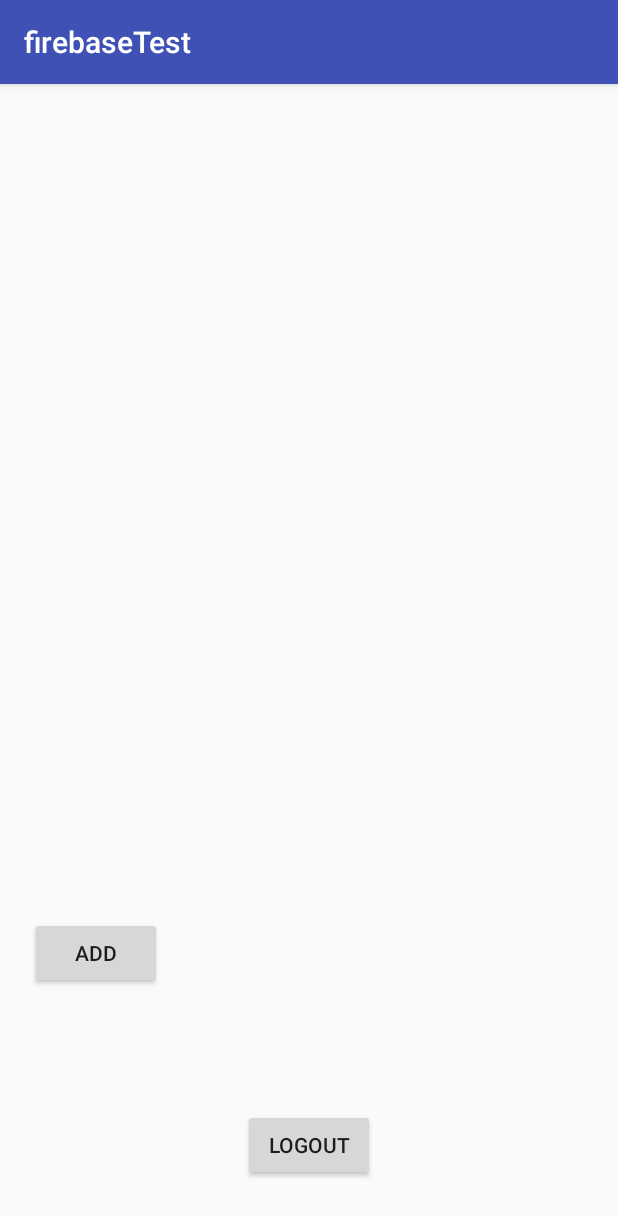
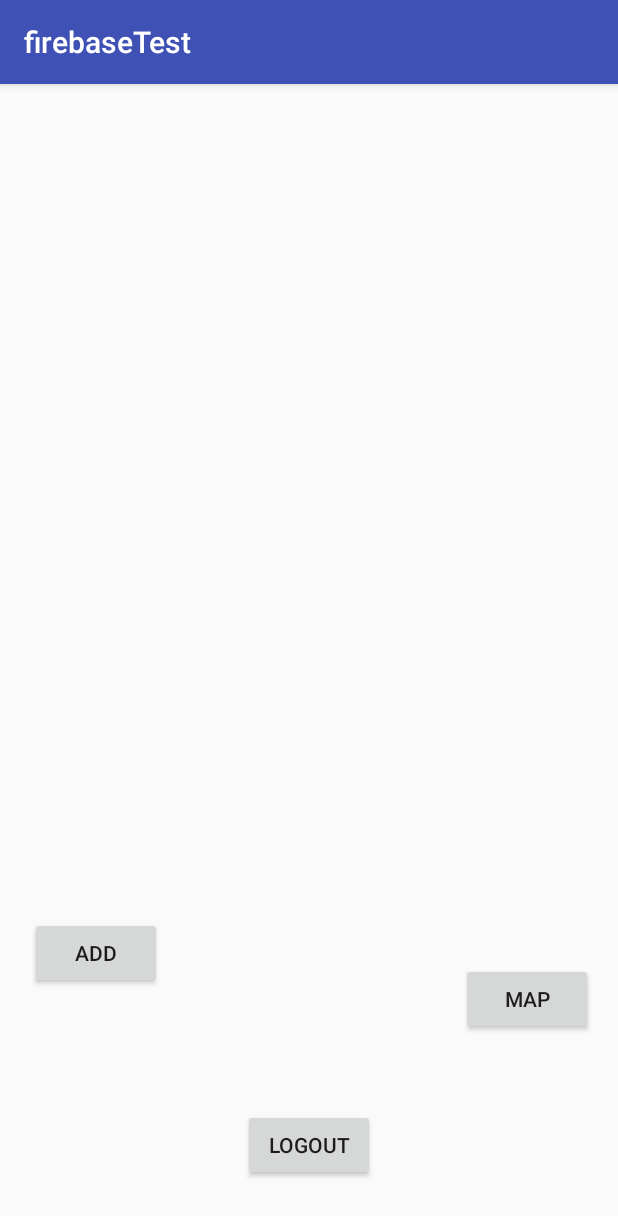
Before and after one commit to MrNickWan/RATStafarians, an Android app: the ListActivity screen opened directly, with no data from a screen before it, on a phone screen of 412 x 824 dp. Shown: the top 1216 px of the screen. Run offline under Robolectric (Android 15) with nearby library versions, the phone set to English and light mode, and no system bars; our stand-ins replace Firebase (no records; nobody signed in at launch, a user with empty details on screens opened directly).

Commit message:
Initial Map

```diff
--- a/app/build.gradle
+++ b/app/build.gradle
@@ -2,7 +2,7 @@ apply plugin: 'com.android.application'
 
 android {
     compileSdkVersion 26
-    buildToolsVersion "26.0.0"
+    buildToolsVersion '26.0.2'
     defaultConfig {
         applicationId "com.example.android.RATStafarians"
         minSdkVersion 23
@@ -20,6 +20,7 @@ android {
 }
 
 dependencies {
+    implementation 'com.google.android.gms:play-services-maps:11.4.2'
     compile fileTree(dir: 'libs', include: ['*.jar'])
     androidTestCompile('com.android.support.test.espresso:espresso-core:2.2.2', {
         exclude group: 'com.android.support', module: 'support-annotations'
@@ -37,4 +38,5 @@ dependencies {
 
 
 
+
 apply plugin: 'com.google.gms.google-services'
--- a/app/src/main/java/com/example/android/RATStafarians/ListActivity.java
+++ b/app/src/main/java/com/example/android/RATStafarians/ListActivity.java
@@ -29,6 +29,7 @@ public class ListActivity extends AppCompatActivity {
     private List<RatReport> list = new ArrayList<>(); // A list of the reports
     private Button logOutButton;
     private Button addReportButton;
+    private Button mapButton;
     @Override
     protected void onCreate(Bundle savedInstanceState) {
         super.onCreate(savedInstanceState);
@@ -43,7 +44,7 @@ public class ListActivity extends AppCompatActivity {
             }
         });
 
-        // Don;t ask me what this following three lines do, I don't know
+        // Don't ask me what this following three lines do, I don't know
         LinearLayoutManager mManager = new LinearLayoutManager(this);
         mManager.setReverseLayout(true);
         mManager.setStackFromEnd(true);
@@ -85,7 +86,7 @@ public class ListActivity extends AppCompatActivity {
         });
 
 
-        addReportButton = (Button) findViewById(R.id.addReport);
+        addReportButton = findViewById(R.id.addReport);
         addReportButton.setOnClickListener(new View.OnClickListener() {
             @Override
             public void onClick(View view) {
@@ -95,7 +96,14 @@ public class ListActivity extends AppCompatActivity {
         });
 
 
-
+        mapButton = findViewById(R.id.mapButton);
+        mapButton.setOnClickListener(new View.OnClickListener() {
+            @Override
+            public void onClick(View view) {
+                Intent intent = new Intent(ListActivity.this, MapsActivity.class);
+                startActivity(intent);
+            }
+        });
 
 
         ratReportsList.setOnItemClickListener(new AdapterView.OnItemClickListener() {
--- a/app/src/main/res/layout/activity_main.xml
+++ b/app/src/main/res/layout/activity_main.xml
@@ -5,42 +5,42 @@
     android:layout_width="match_parent"
     android:layout_height="match_parent"
     tools:context="com.example.android.RATStafarians.ListActivity"
-    tools:layout_editor_absoluteY="81dp"
-    tools:layout_editor_absoluteX="0dp">
+    tools:layout_editor_absoluteX="0dp"
+    tools:layout_editor_absoluteY="81dp">
 
     <ListView
         android:id="@+id/ratListings"
         android:layout_width="365dp"
         android:layout_height="400dp"
         android:layout_marginBottom="8dp"
+        android:layout_marginEnd="8dp"
         android:layout_marginLeft="8dp"
         android:layout_marginRight="8dp"
+        android:layout_marginStart="8dp"
         android:layout_marginTop="4dp"
         app:layout_constraintBottom_toBottomOf="parent"
+        app:layout_constraintHorizontal_bias="0.666"
         app:layout_constraintLeft_toLeftOf="parent"
         app:layout_constraintRight_toRightOf="parent"
         app:layout_constraintTop_toTopOf="parent"
-        app:layout_constraintHorizontal_bias="0.666"
-        app:layout_constraintVertical_bias="0.212"
-        android:layout_marginStart="8dp"
-        android:layout_marginEnd="8dp" />
+        app:layout_constraintVertical_bias="0.212" />
 
     <Button
         android:id="@+id/logout"
         android:layout_width="wrap_content"
         android:layout_height="wrap_content"
         android:layout_marginBottom="8dp"
+        android:layout_marginEnd="8dp"
         android:layout_marginLeft="8dp"
         android:layout_marginRight="8dp"
+        android:layout_marginStart="8dp"
         android:layout_marginTop="8dp"
         android:text="Logout"
         app:layout_constraintBottom_toBottomOf="parent"
         app:layout_constraintLeft_toLeftOf="parent"
         app:layout_constraintRight_toRightOf="parent"
         app:layout_constraintTop_toTopOf="parent"
-        app:layout_constraintVertical_bias="0.959"
-        android:layout_marginStart="8dp"
-        android:layout_marginEnd="8dp" />
+        app:layout_constraintVertical_bias="0.959" />
 
     <Button
         android:id="@+id/addReport"
@@ -53,4 +53,20 @@
         app:layout_constraintRight_toLeftOf="@+id/logout"
         app:layout_constraintTop_toBottomOf="@+id/ratListings"
         app:layout_constraintVertical_bias="0.315" />
+
+    <Button
+        android:id="@+id/mapButton"
+        android:layout_width="wrap_content"
+        android:layout_height="wrap_content"
+        android:layout_marginBottom="8dp"
+        android:layout_marginEnd="8dp"
+        android:layout_marginStart="8dp"
+        android:layout_marginTop="412dp"
+        android:text="MAP"
+        app:layout_constraintBottom_toBottomOf="parent"
+        app:layout_constraintEnd_toEndOf="parent"
+        app:layout_constraintHorizontal_bias="0.969"
+        app:layout_constraintStart_toStartOf="@+id/addReport"
+        app:layout_constraintTop_toTopOf="parent"
+        app:layout_constraintVertical_bias="0.581" />
 </android.support.constraint.ConstraintLayout>
--- a/app/src/main/res/values/strings.xml
+++ b/app/src/main/res/values/strings.xml
@@ -1,3 +1,4 @@
 <resources>
     <string name="app_name">firebaseTest</string>
+    <string name="title_activity_maps">Map</string>
 </resources>
--- a/build.gradle
+++ b/build.gradle
@@ -5,7 +5,7 @@ buildscript {
         jcenter()
     }
     dependencies {
-        classpath 'com.android.tools.build:gradle:2.3.3'
+        classpath 'com.android.tools.build:gradle:3.0.0'
 
         // NOTE: Do not place your application dependencies here; they belong
         // in the individual module build.gradle files
```
Also changed, not shown: app/src/debug/res/values/google_maps_api.xml (added, +24 -0 lines), app/src/main/AndroidManifest.xml (+26 -5 lines), app/src/main/java/com/example/android/RATStafarians/MapsActivity.java (added, +46 -0 lines), app/src/main/res/layout/activity_maps.xml (added, +8 -0 lines), gradle/wrapper/gradle-wrapper.properties, 25 other files.
